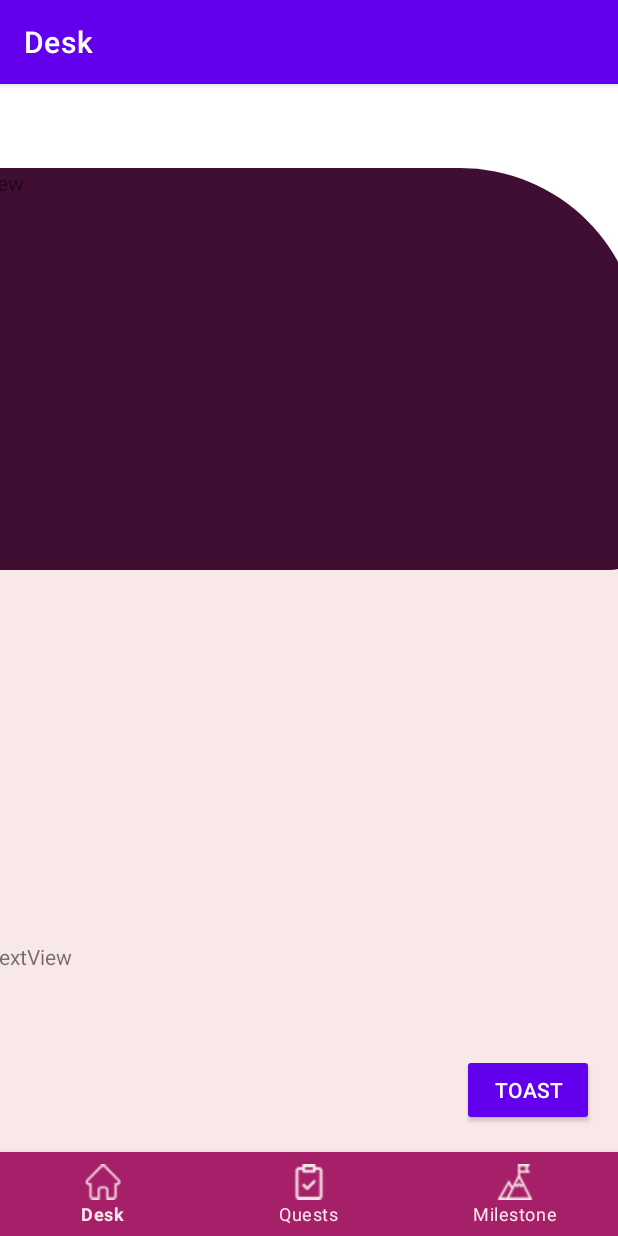
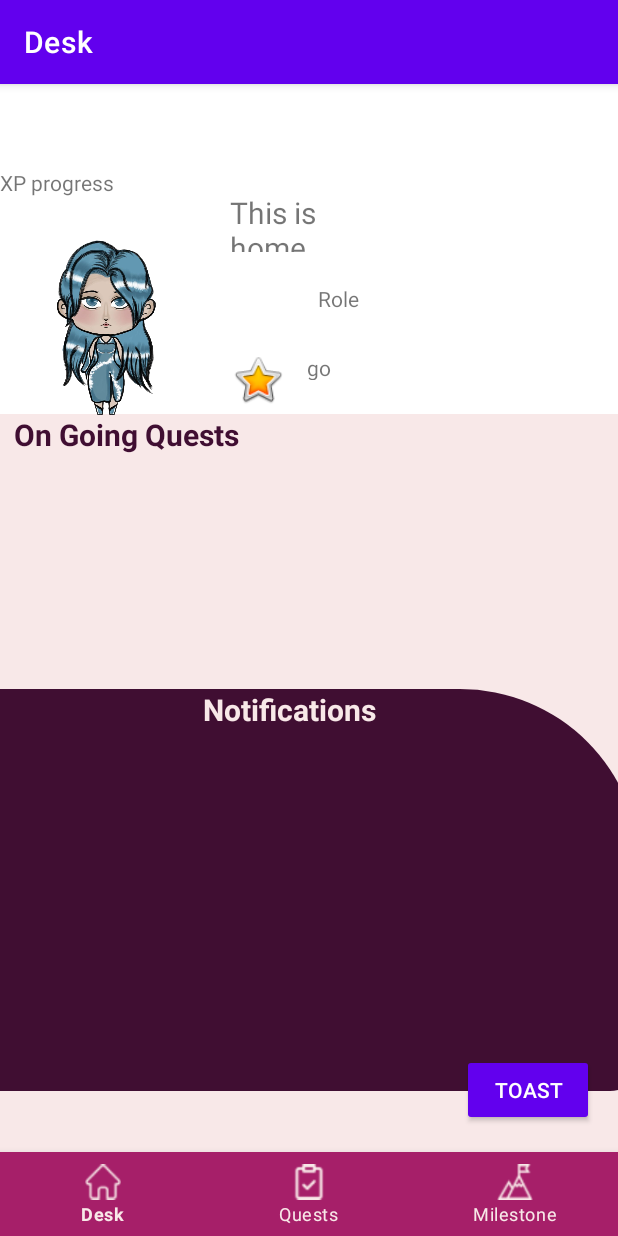
Before and after one commit to SpectreOfSolitude/OperationLevelUp, an Android app: the HomeFragment screen opened directly, with no data from a screen before it, on a phone screen of 412 x 824 dp. Run offline under Robolectric (Android 15) with nearby library versions, the phone set to English and light mode, and no system bars; our stand-ins replace navigation-ui.

Commit message:
desk_page_1

```diff
--- a/app/src/main/res/layout/activity_frontpage.xml
+++ b/app/src/main/res/layout/activity_frontpage.xml
@@ -37,7 +37,7 @@
     <ImageView
         android:layout_width="wrap_content"
         android:layout_height="wrap_content"
-        android:src="@drawable/Storm"
+        android:src="@drawable/storm"
         android:layout_below="@id/logo_whizz"
         android:layout_marginTop="-30dp"
         android:layout_marginLeft="120dp"
--- a/app/src/main/res/layout/fragment_home.xml
+++ b/app/src/main/res/layout/fragment_home.xml
@@ -24,8 +24,10 @@
         android:id="@+id/imageView"
         android:layout_width="37dp"
         android:layout_height="42dp"
-        android:layout_marginTop="56dp"
+        android:layout_marginTop="64dp"
         app:layout_constraintEnd_toEndOf="parent"
+        app:layout_constraintHorizontal_bias="0.112"
+        app:layout_constraintStart_toEndOf="@+id/imageView2"
         app:layout_constraintTop_toBottomOf="@+id/username4"
         app:srcCompat="@android:drawable/btn_star_big_on" />
 
@@ -55,7 +57,7 @@
         android:textAlignment="center"
         app:layout_constraintBottom_toTopOf="@+id/scrollView2"
         app:layout_constraintEnd_toEndOf="parent"
-        app:layout_constraintHorizontal_bias="0.048"
+        app:layout_constraintHorizontal_bias="0.0"
         app:layout_constraintStart_toEndOf="@+id/imageView7"
         app:layout_constraintTop_toBottomOf="@+id/username4"
         app:layout_constraintVertical_bias="0.0" />
@@ -124,12 +126,14 @@
         android:id="@+id/imageView7"
         android:layout_width="50dp"
         android:layout_height="46dp"
+        android:layout_marginStart="28dp"
         android:layout_marginTop="4dp"
         android:layout_marginBottom="6dp"
         app:layout_constraintBottom_toTopOf="@+id/imageView"
-        app:layout_constraintEnd_toStartOf="@+id/specialistPreview"
+        app:layout_constraintStart_toEndOf="@+id/imageView2"
         app:layout_constraintTop_toBottomOf="@+id/username4"
-        tools:src="@tools:sample/avatars" />
+        app:layout_constraintVertical_bias="1.0"
+        tools:src="@drawable/priest" />
 
     <TextView
         android:id="@+id/textView"
@@ -146,11 +150,36 @@
         android:id="@+id/textView3"
         android:layout_width="467dp"
         android:layout_height="268dp"
+        android:layout_marginTop="1dp"
+        android:layout_marginBottom="4dp"
         android:background="@drawable/desk_rounded_menu_graphics"
-        android:text="TextView"
+        android:text="Notifications"
+        android:textAlignment="center"
+        android:textColor="@color/white_whizz"
+        android:textSize="20dp"
+        android:textStyle="bold"
+        app:layout_constraintBottom_toTopOf="@+id/button3"
         app:layout_constraintEnd_toEndOf="parent"
         app:layout_constraintHorizontal_bias="0.75"
         app:layout_constraintStart_toStartOf="parent"
-        tools:layout_editor_absoluteY="357dp" />
+        app:layout_constraintTop_toBottomOf="@+id/text_home" />
+
+    <ImageView
+        android:id="@+id/imageView2"
+        android:layout_width="109dp"
+        android:layout_height="213dp"
+        android:src="@drawable/_7e1cda2_a7e5_4291_accc_04cc83797128"
+        app:layout_constraintEnd_toEndOf="parent"
+        app:layout_constraintHorizontal_bias="0.052"
+        app:layout_constraintStart_toStartOf="parent"
+        tools:layout_editor_absoluteY="-17dp" />
+
+    <TextView
+        android:id="@+id/textView4"
+        android:layout_width="wrap_content"
+        android:layout_height="wrap_content"
+        android:text="XP progress"
+        tools:layout_editor_absoluteX="307dp"
+        tools:layout_editor_absoluteY="85dp" />
 
 </androidx.constraintlayout.widget.ConstraintLayout>
--- a/app/src/main/res/values/strings.xml
+++ b/app/src/main/res/values/strings.xml
@@ -6,7 +6,7 @@
     <string name="title_profile">Profile</string>
     <string name="Tulisan_Welcome">Selamat datang!!!</string>
     <string name="SpecialistRole">Role</string>
-    <string name="GoldValue">0</string>
+    <string name="GoldValue">gold</string>
     <string name="OngoingQuests">On Going Quests</string>
     <string name="Username">Username</string>
     <string name="Avatar">Avatar</string>
```
Also changed, not shown: app/src/main/res/drawable/_7e1cda2_a7e5_4291_accc_04cc83797128.png (added), app/src/main/res/drawable/_8e008c0_39a5_4c96_856f_bcb085f9c8d2.png (added), app/src/main/res/drawable/_b3fb751_26ca_4629_9830_3d3d99f6facf.png (added), app/src/main/res/drawable/priest.png (added).
